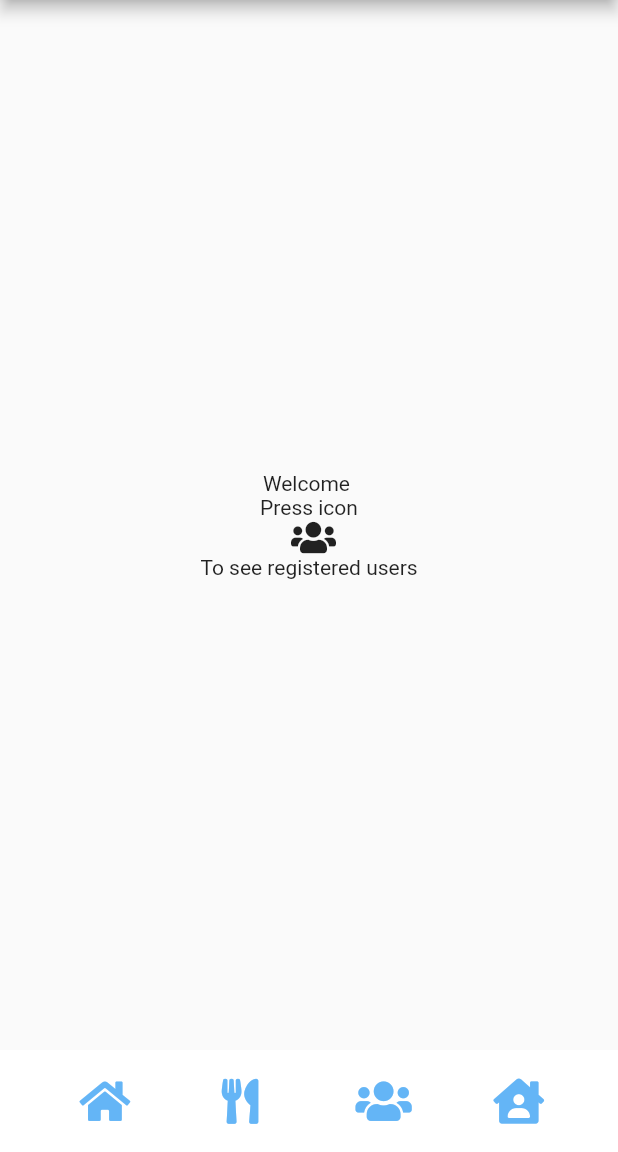
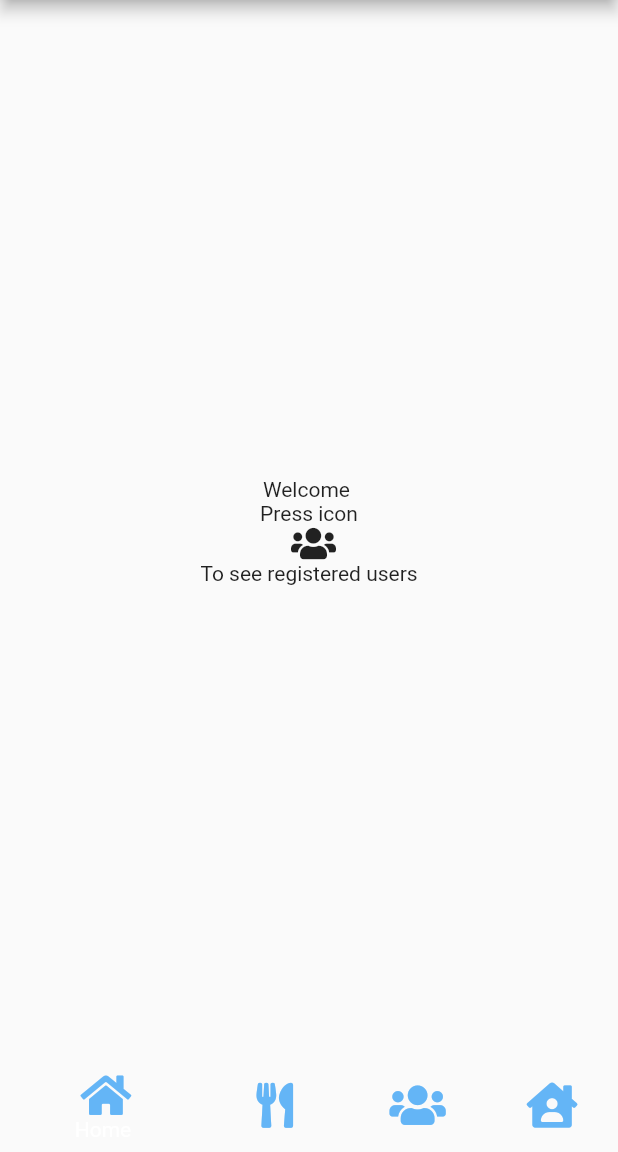
Before and after one commit to flutterflytech/food-manager-v2, a Flutter app: the screen it shows once a user with an empty profile is signed in, on a phone screen of 412 x 824 dp, the part 84-1236 px from its top. Run offline on Flutter 3.47's test engine with Material 2 defaults, Android fonts, the phone set to English and light mode, and no system bars; our stand-ins replace cloud_firestore, firebase_auth, fluttertoast, font_awesome_flutter, progress_dialog; accounts and stored records are empty.

Commit message:
DAY-10 Bottom Navigation Functionality

```diff
--- a/lib/constants/style_constants.dart
+++ b/lib/constants/style_constants.dart
@@ -6,6 +6,6 @@ import 'color_constants.dart';
 const font15 = TextStyle(fontSize: 15);
 const body20 = TextStyle(color: white, fontSize: 15);
 const body40 = TextStyle(color: white, fontSize: 30, fontWeight: FontWeight.w100);
-const bold = TextStyle(fontWeight: FontWeight.bold);
+const bold = TextStyle(fontWeight: FontWeight.bold,color:lightBlue1);
 const bold15 = TextStyle(fontWeight: FontWeight.bold, fontSize: 15);
 const bold18 = TextStyle(fontWeight: FontWeight.bold, fontSize: 18);
--- a/lib/main.dart
+++ b/lib/main.dart
@@ -1,11 +1,6 @@
 import 'package:flutter/material.dart';
-
-//import 'package:food_manager_v2/models/user_model.dart';
-import 'package:food_manager_v2/services/auth.dart';
+import 'package:food_manager_v2/services/firebase_services/auth.dart';
 import 'package:food_manager_v2/models/user.dart';
-import 'package:food_manager_v2/views/home.dart';
-import 'package:food_manager_v2/views/login_page.dart';
-import 'package:food_manager_v2/views/splash_page.dart';
 import 'package:food_manager_v2/views/wrapper.dart';
 import 'package:provider/provider.dart';
 
@@ -15,22 +10,15 @@ void main() {
   runApp(MyApp());
 }
 
-//TODO put string files inside text_constants.dart file
-
 class MyApp extends StatelessWidget {
   @override
   Widget build(BuildContext context) {
     return StreamProvider<User>.value(
       value: AuthService().user,
       child: MaterialApp(
-//        title: 'Food Manager',
         debugShowCheckedModeBanner: false,
-//        theme: primaryTheme,
+        theme: primaryTheme,
         home: Wrapper(),
-//        routes: <String, WidgetBuilder>{
-//          '/home': (BuildContext context) => HomePage(),
-//          '/login': (BuildContext context) => LogInPage()
-//        },
       ),
     );
   }
--- a/lib/models/user.dart
+++ b/lib/models/user.dart
@@ -1,5 +1,4 @@
 class User {
   final String uid;
-
   User({this.uid});
 }
--- a/lib/services/auth.dart
+++ b/lib/services/firebase_services/auth.dart
@@ -1,7 +1,7 @@
 import 'package:cloud_firestore/cloud_firestore.dart';
 import 'package:firebase_auth/firebase_auth.dart';
 
-import '../models/user.dart';
+import '../../models/user.dart';
 
 class AuthService {
   final FirebaseAuth _auth = FirebaseAuth.instance;
@@ -38,4 +38,7 @@ class AuthService {
       return null;
     }
   }
+
+  //password reset
+
 }
--- /dev/null
+++ b/lib/views/bottom_navigation/dashboard_page.dart
@@ -0,0 +1,67 @@
+import 'package:cloud_firestore/cloud_firestore.dart';
+import 'package:flutter/material.dart';
+import 'package:font_awesome_flutter/font_awesome_flutter.dart';
+import 'package:food_manager_v2/constants/text_constants.dart';
+
+
+
+class Dashboard extends StatefulWidget {
+  final String user;
+
+  const Dashboard({Key key, this.user}) : super(key: key);
+
+  @override
+  _DashboardState createState() => _DashboardState();
+}
+
+class _DashboardState extends State<Dashboard> {
+  String loggedInUserName = '';
+
+  @override
+  void initState() {
+    super.initState();
+    getLoggedInUserData();
+  }
+
+  @override
+  Widget build(BuildContext context) {
+    return Container(
+      child: Center(
+        child: Column(
+          mainAxisAlignment: MainAxisAlignment.center,
+          children: <Widget>[
+            Column(
+              mainAxisAlignment: MainAxisAlignment.center,
+              children: <Widget>[
+                Text(welcome + ' ' + loggedInUserName.toUpperCase()),
+                Text(iconInfo),
+                Icon(
+                  FontAwesomeIcons.users,
+                ),
+                Text(iconAction)
+              ],
+            ),
+          ],
+        ),
+      ),
+    );
+
+
+  }
+
+  getLoggedInUserData() async {
+    await Firestore.instance
+        .collection('account')
+        .document(widget.user)
+        .get()
+        .then((DocumentSnapshot snapshot) {
+      //TODO User details are available only after restart.
+      if (snapshot.data != null) {
+        print(snapshot.data);
+        setState(() {
+          loggedInUserName = snapshot.data['fname'];
+        });
+      }
+    });
+  }
+}
--- /dev/null
+++ b/lib/views/bottom_navigation/vendor_page.dart
@@ -0,0 +1,15 @@
+import 'package:flutter/material.dart';
+
+class VendorPage extends StatefulWidget {
+  @override
+  _VendorPageState createState() => _VendorPageState();
+}
+
+class _VendorPageState extends State<VendorPage> {
+  @override
+  Widget build(BuildContext context) {
+    return Container(
+      child: Center(child: Text('vendor')),
+    );
+  }
+}
--- a/lib/views/home.dart
+++ b/lib/views/home.dart
@@ -3,30 +3,45 @@ import 'package:firebase_auth/firebase_auth.dart';
 import 'package:flutter/material.dart';
 import 'package:font_awesome_flutter/font_awesome_flutter.dart';
 import 'package:food_manager_v2/constants/color_constants.dart';
-import 'package:food_manager_v2/constants/text_constants.dart';
+import 'package:food_manager_v2/constants/style_constants.dart';
+import 'package:food_manager_v2/views/bottom_navigation/dashboard_page.dart';
 import 'package:food_manager_v2/views/bottom_navigation/user_profile_page.dart';
+import 'package:food_manager_v2/views/bottom_navigation/vendor_page.dart';
 import 'package:food_manager_v2/views/login_page.dart';
 import 'package:food_manager_v2/views/bottom_navigation/users_page.dart';
 
 class HomePage extends StatefulWidget {
   final String user;
-
   const HomePage({Key key, this.user}) : super(key: key);
 
   @override
   _HomePageState createState() => _HomePageState();
 }
 
-//TODO put string files inside text_constants.dart file
 class _HomePageState extends State<HomePage> {
-  String loggedInUserFname = '';
 
-  @override
-  void initState() {
-    // TODO: implement initState
-    super.initState();
-    getLoggedInUserData();
+  void onTabTapped(int index) {
+    setState(() {
+      _currentIndex = index;
+    });
   }
+  int _currentIndex = 0;
+  final List<Widget> _childern = [
+    Dashboard(),
+    VendorPage(),
+    UsersPage(),
+    UserProfile(),
+  ];
+  //to be removed
+  static String loggedInUserLastName = '';
+  static String loggedInUserFirstName = '';
+  static String loggedInUserEmail = '';
+  static String loggedInUserEmployeeId = '';
+  static String loggedInUserUid = '';
+  //to be removed
+
+
+
 
   @override
   Widget build(BuildContext context) {
@@ -49,61 +64,48 @@ class _HomePageState extends State<HomePage> {
           )
         ],
       ),
-      bottomNavigationBar: BottomAppBar(
+
+      body: _childern[_currentIndex],
+      bottomNavigationBar: BottomNavigationBar(
+        onTap: onTabTapped,
         elevation: 0,
-        child: Padding(
-          padding: const EdgeInsets.only(top: 10, bottom: 10),
-          child: new Row(
-            mainAxisSize: MainAxisSize.max,
-            mainAxisAlignment: MainAxisAlignment.spaceEvenly,
-            children: <Widget>[
-              IconButton(
+        currentIndex: _currentIndex,
+        items: [
+          BottomNavigationBarItem(
               icon: Icon(
                 FontAwesomeIcons.home,
                 size: 30,
                 color: lightBlue1,
               ),
-                  tooltip: 'Home',
-                  onPressed: () {}),
-              IconButton(
+              title: Text('Home', style: bold,)
+          ),
+          BottomNavigationBarItem(
               icon: Icon(
                 FontAwesomeIcons.utensils,
                 size: 30,
                 color: lightBlue1,
               ),
-                  tooltip: 'Vendor',
-                  onPressed: () {}),
-              IconButton(
+              title: Text('Vendors', style: bold)
+          ),
+          BottomNavigationBarItem(
               icon: Icon(
                 FontAwesomeIcons.users,
                 size: 30,
                 color: lightBlue1,
               ),
-                  tooltip: 'Users',
-                  onPressed: () {
-                    Navigator.push(context,
-                        MaterialPageRoute(builder: (context) => UsersPage()));
-                  }),
-              IconButton(
+              title: Text('Users', style: bold)
+          ),
+          BottomNavigationBarItem(
               icon: Icon(
                 FontAwesomeIcons.houseUser,
                 size: 30,
                 color: lightBlue1,
               ),
-                  tooltip: 'Profile',
-                  onPressed: () {
-                    Navigator.push(
-                        context,
-                        MaterialPageRoute(
-                            builder: (context) => UserProfile(
-                                  user: widget.user,
-                                )));
-                  }),
+              title: Text('Profile', style: bold)
+          ),
         ],
       ),
-        ),
-      ),
-      body: SafeArea(
+      /*SafeArea(
         child: Center(
           child: Column(
             mainAxisAlignment: MainAxisAlignment.center,
@@ -111,7 +113,7 @@ class _HomePageState extends State<HomePage> {
               Column(
                 mainAxisAlignment: MainAxisAlignment.center,
                 children: <Widget>[
-                  Text(welcome + ' ' + loggedInUserFname.toUpperCase()),
+                  Text(welcome + ' ' + loggedInUserName.toUpperCase()),
                   Text(iconInfo),
                   Icon(
                     FontAwesomeIcons.users,
@@ -122,7 +124,7 @@ class _HomePageState extends State<HomePage> {
             ],
           ),
         ),
-      ),
+      ),*/
     );
   }
 
@@ -136,7 +138,12 @@ class _HomePageState extends State<HomePage> {
       if (snapshot.data != null) {
         print(snapshot.data);
         setState(() {
-          loggedInUserFname = snapshot.data['fname'];
+          loggedInUserEmail = snapshot.data['email'];
+          loggedInUserFirstName = snapshot.data['fname'];
+          loggedInUserLastName = snapshot.data['surname'];
+          loggedInUserEmployeeId = snapshot.data['empId'];
+          loggedInUserUid = snapshot.data['uid'];
+
         });
       }
     });
--- a/lib/views/login_page.dart
+++ b/lib/views/login_page.dart
@@ -10,6 +10,7 @@ import 'package:food_manager_v2/views/home.dart';
 import 'package:food_manager_v2/views/register_page.dart';
 import 'package:food_manager_v2/widgets/custom_text_form_filed.dart';
 import 'package:progress_dialog/progress_dialog.dart';
+
 
 class LogInPage extends StatefulWidget {
   @override
--- a/lib/views/register_page.dart
+++ b/lib/views/register_page.dart
@@ -4,7 +4,7 @@ import 'package:flutter/material.dart';
 import 'package:food_manager_v2/constants/color_constants.dart';
 import 'package:food_manager_v2/constants/style_constants.dart';
 import 'package:food_manager_v2/constants/text_constants.dart';
-import 'package:food_manager_v2/services/auth.dart';
+import 'package:food_manager_v2/services/firebase_services/auth.dart';
 import 'package:food_manager_v2/utils/app_utils.dart';
 import 'package:food_manager_v2/views/login_page.dart';
 import 'package:food_manager_v2/widgets/custom_text_form_filed.dart';
--- a/lib/views/wrapper.dart
+++ b/lib/views/wrapper.dart
@@ -1,5 +1,6 @@
 import 'package:flutter/material.dart';
 import 'package:food_manager_v2/models/user.dart';
+import 'package:food_manager_v2/views/bottom_navigation/dashboard_page.dart';
 import 'package:food_manager_v2/views/home.dart';
 import 'package:food_manager_v2/views/login_page.dart';
 import 'package:provider/provider.dart';
@@ -11,7 +12,7 @@ class Wrapper extends StatelessWidget {
     if (user == null) {
       return LogInPage();
     } else {
-      return HomePage(user: user.uid);
+      return HomePage(user: user.uid,);
     }
   }
 }
```
Also changed, not shown: 1 other file. Lines whose indentation alone changed are shown as unchanged.
